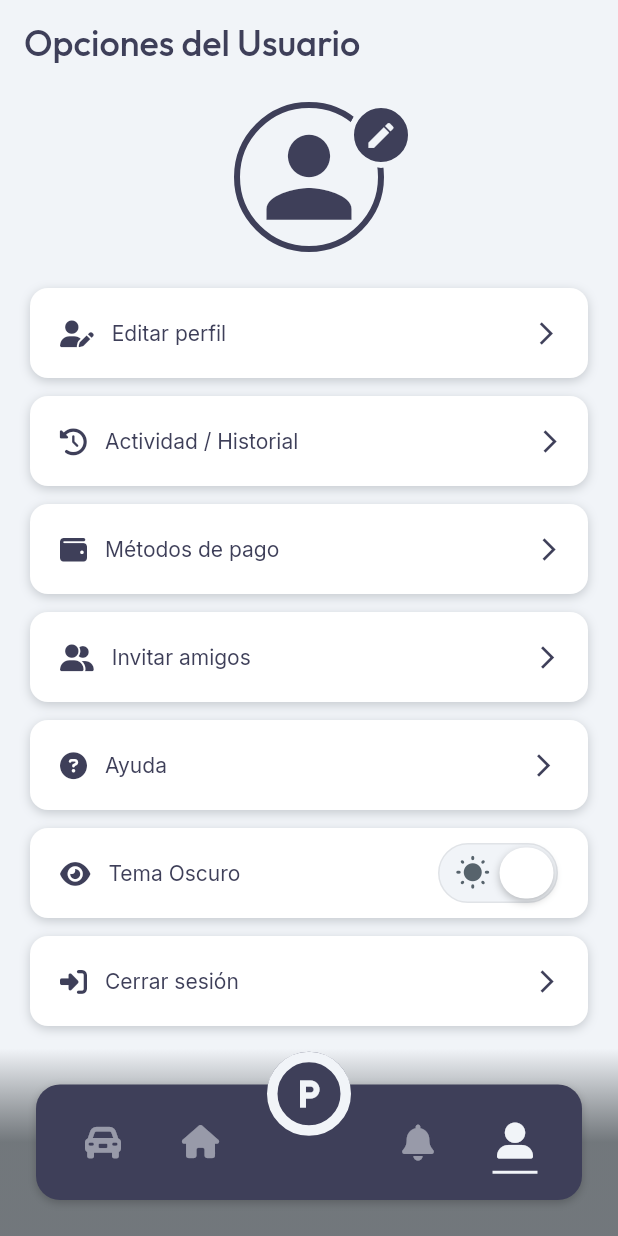
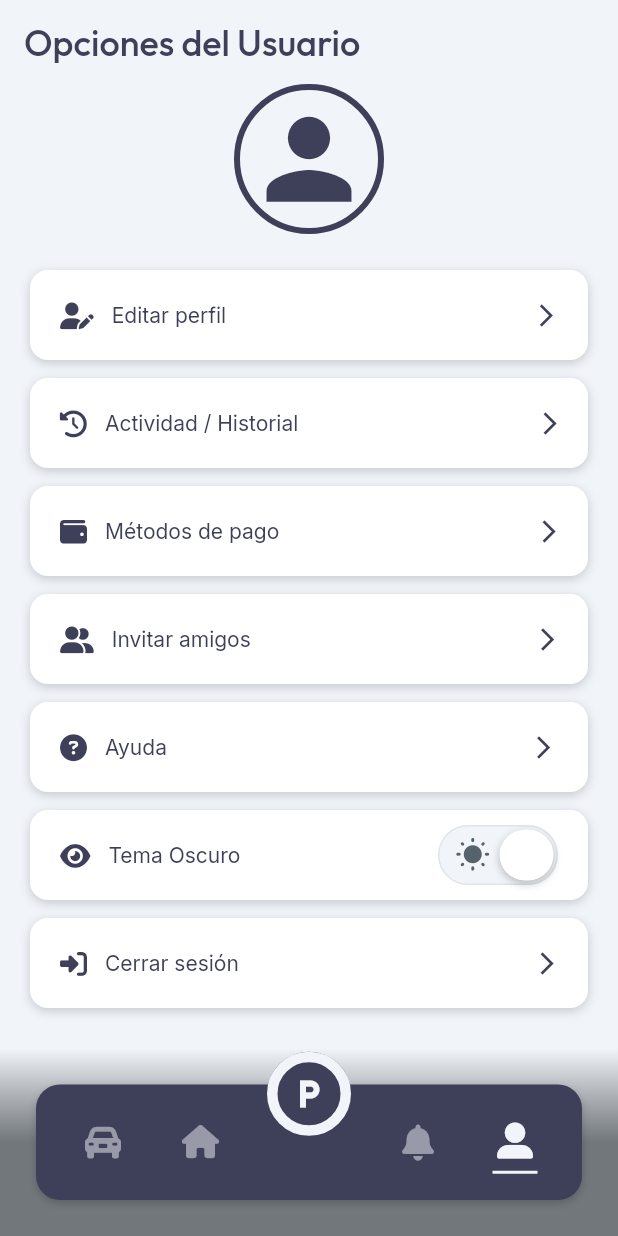
Before and after one commit to Ing-de-Sofware/Parcela-new, a Flutter app: the ProfileWidget screen opened by its route, on a phone screen of 412 x 824 dp. Run offline on Flutter 3.47's test engine with Material 3 defaults, Android fonts, the phone set to English and light mode, and no system bars; drawn by our look-alikes of flutter_animate, flutter_speed_dial; our stand-ins replace auto_size_text, cached_network_image, dropdown_button2, easy_debounce, file_picker, flip_card and 18 more; missing offline and left inert: json_path, mapbox_search, mime_type, pointer_interceptor; accounts and stored records are empty.

Commit message:
feat: user can update profile picture and view name/surname in Profile screen

```diff
--- a/lib/pages/general/profile/profile_widget.dart
+++ b/lib/pages/general/profile/profile_widget.dart
@@ -13,6 +13,8 @@ import 'package:flutter_animate/flutter_animate.dart';
 import 'package:font_awesome_flutter/font_awesome_flutter.dart';
 import 'package:google_fonts/google_fonts.dart';
 import 'package:provider/provider.dart';
+import 'package:image_picker/image_picker.dart';
+import 'dart:io';
 import 'profile_model.dart';
 export 'profile_model.dart';
 
@@ -30,9 +32,21 @@ class _ProfileWidgetState extends State<ProfileWidget>
     with TickerProviderStateMixin {
   late ProfileModel _model;
 
+  File? _profileImage;
+  final ImagePicker _picker = ImagePicker();
+
   final scaffoldKey = GlobalKey<ScaffoldState>();
 
   final animationsMap = <String, AnimationInfo>{};
+
+  Future<void> _pickProfileImage() async {
+    final XFile? pickedFile = await _picker.pickImage(source: ImageSource.gallery);
+    if (pickedFile != null) {
+      setState(() {
+        _profileImage = File(pickedFile.path);
+      });
+    }
+  }
 
   @override
   void initState() {
@@ -126,67 +140,34 @@ class _ProfileWidgetState extends State<ProfileWidget>
                     mainAxisSize: MainAxisSize.max,
                     mainAxisAlignment: MainAxisAlignment.center,
                     children: [
-                      Container(
-                        width: 140.0,
-                        child: Stack(
-                          children: [
-                            Align(
-                              alignment: AlignmentDirectional(0.0, 0.0),
-                              child: Padding(
-                                padding: EdgeInsetsDirectional.fromSTEB(
-                                    0.0, 12.0, 0.0, 0.0),
+                      // Avatar & edit icon replaced by image picker avatar
+                      GestureDetector(
+                        onTap: _pickProfileImage,
                         child: Container(
                           width: 100.0,
                           height: 100.0,
                           decoration: BoxDecoration(
-                                    color: FlutterFlowTheme.of(context)
-                                        .secondaryBackground,
+                            color: FlutterFlowTheme.of(context).secondaryBackground,
                             shape: BoxShape.circle,
                             border: Border.all(
-                                      color: FlutterFlowTheme.of(context)
-                                          .primaryBackground,
+                              color: FlutterFlowTheme.of(context).primaryBackground,
                               width: 4.0,
                             ),
                           ),
-                                  child: Icon(
+                          child: _profileImage == null
+                              ? Icon(
                                   Icons.person,
-                                    color: FlutterFlowTheme.of(context)
-                                        .primaryBackground,
+                                  color: FlutterFlowTheme.of(context).primaryBackground,
                                   size: 85.0,
+                                )
+                              : ClipOval(
+                                  child: Image.file(
+                                    _profileImage!,
+                                    width: 100,
+                                    height: 100,
+                                    fit: BoxFit.cover,
                                   ),
                                 ),
-                              ),
-                            ),
-                            Align(
-                              alignment: AlignmentDirectional(1.0, 0.0),
-                              child: Padding(
-                                padding: EdgeInsetsDirectional.fromSTEB(
-                                    0.0, 12.0, 0.0, 0.0),
-                                child: ClipOval(
-                                  child: Container(
-                                    width: 44.0,
-                                    height: 44.0,
-                                    decoration: BoxDecoration(
-                                      color: FlutterFlowTheme.of(context)
-                                          .primaryBackground,
-                                      shape: BoxShape.circle,
-                                      border: Border.all(
-                                        color: FlutterFlowTheme.of(context)
-                                            .secondaryBackground,
-                                        width: 4.0,
-                                      ),
-                                    ),
-                                    child: Icon(
-                                      Icons.edit,
-                                      color: FlutterFlowTheme.of(context)
-                                          .primaryText,
-                                      size: 22.0,
-                                    ),
-                                  ),
-                                ),
-                              ),
-                            ),
-                          ],
                         ),
                       ),
                     ],
--- a/pubspec.yaml
+++ b/pubspec.yaml
@@ -53,7 +53,7 @@ dependencies:
   google_maps_flutter_platform_interface: 2.9.2
   google_maps_flutter_web: 0.5.10
   html: 0.15.4
-  image_picker: 1.1.2
+  image_picker: ^1.1.2
   image_picker_android: 0.8.12+13
   image_picker_for_web: 3.0.5
   image_picker_ios: 0.8.12
```
Lines whose indentation alone changed are shown as unchanged.
